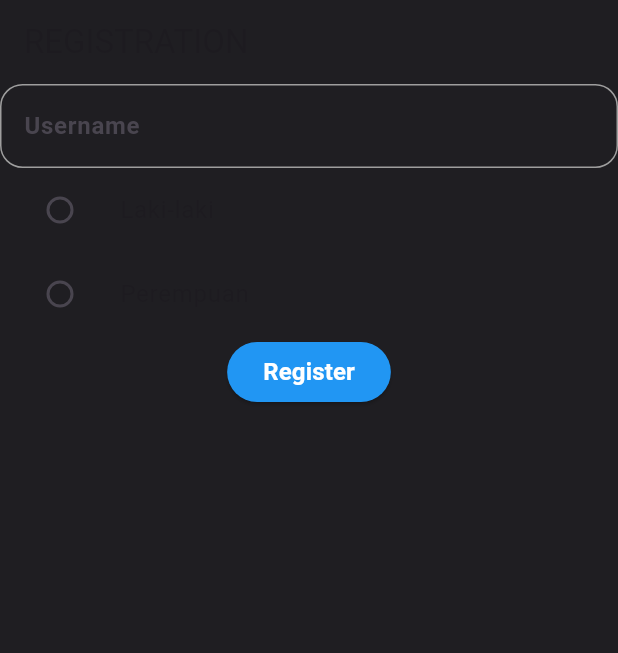
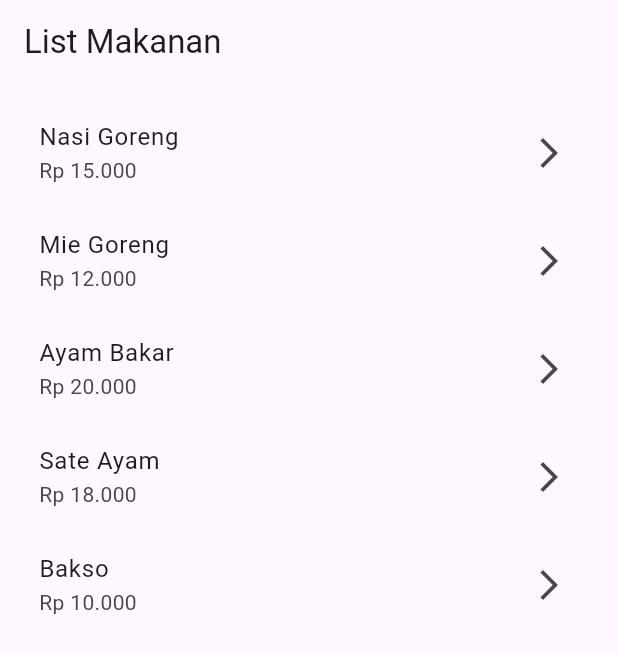
Before and after one commit to Bhumm579/TugasMobileDev_BhumiAqielMagrabhi, a Flutter app: the screen it shows after launch, on a phone screen of 412 x 824 dp. Shown: the top 653 px of the screen. Run offline on Flutter 3.47's test engine with Material 3 defaults, Android fonts, the phone set to English and light mode, and no system bars; our stand-ins replace flutter_svg, get.

Commit message:
ListView
adding listmakanan page and controller also model and detailmakanan page

```diff
--- /dev/null
+++ b/lib/controllers/listmakanan_controller.dart
@@ -0,0 +1,52 @@
+import '../models/makanan_model.dart';
+
+import 'package:get/get.dart';
+
+class ListMakananController extends GetxController {
+  List<MakananModel> listMakanan = [
+    MakananModel(
+      namaMakanan: 'Nasi Goreng',
+      hargaMakanan: 'Rp 15.000',
+      deskripsiMakanan: 'Nasi goreng dengan telur dan sayuran',
+      gambarMakanan: 'https://images.unsplash.com/photo-1603133872878-684f208fb84b?auto=format&fit=crop&w=1920&q=80',
+      reviewMakanan: 'Enak dan lezat, cocok untuk sarapan',
+      ratingMakanan: 4,
+    ),
+
+    MakananModel(
+      namaMakanan: 'Mie Goreng',
+      hargaMakanan: 'Rp 12.000',
+      deskripsiMakanan: 'Mie goreng dengan bumbu spesial',
+      gambarMakanan: 'https://images.unsplash.com/photo-1569718212165-3a8278d5f624?auto=format&fit=crop&w=1920&q=80',
+      reviewMakanan: 'Mie goreng ini pedas dan gurih',
+      ratingMakanan: 3,
+    ),
+
+    MakananModel(
+      namaMakanan: 'Ayam Bakar',
+      hargaMakanan: 'Rp 20.000',
+      deskripsiMakanan: 'Ayam bakar dengan saus lezat',
+      gambarMakanan: 'https://images.unsplash.com/photo-1532550907401-a500c9a57435?auto=format&fit=crop&w=1920&q=80',
+      reviewMakanan: 'Ayam bakarnya empuk dan juicy',
+      ratingMakanan: 4,
+    ),
+
+    MakananModel(
+      namaMakanan: 'Sate Ayam',
+      hargaMakanan: 'Rp 18.000',
+      deskripsiMakanan: 'Sate ayam dengan sambal pedas',
+      gambarMakanan: 'https://images.unsplash.com/photo-1529563021893-cc83c992d75d?auto=format&fit=crop&w=1920&q=80',
+      reviewMakanan: 'Sate ayamnya manis dan gurih',
+      ratingMakanan: 5,
+    ),
+
+    MakananModel(
+      namaMakanan: 'Bakso',
+      hargaMakanan: 'Rp 10.000',
+      deskripsiMakanan: 'Bakso daging sapi dengan kuah hangat',
+      gambarMakanan: 'https://images.unsplash.com/photo-1601050690597-df0568f70950?auto=format&fit=crop&w=1920&q=80',
+      reviewMakanan: 'Baksonya kenyal dan kuahnya gurih',
+      ratingMakanan: 4,
+    ),
+  ];
+}
--- a/lib/controllers/registration_controller.dart
+++ b/lib/controllers/registration_controller.dart
@@ -1,10 +1,7 @@
 import 'package:get/get.dart';
 import 'package:flutter/material.dart';
 
-enum Gender {
-  lakiLaki,
-  perempuan,
-}
+enum Gender { lakiLaki, perempuan }
 
 class RegistrationController extends GetxController {
   final selectedGender = ValueNotifier<Gender?>(null);
--- a/lib/main.dart
+++ b/lib/main.dart
@@ -1,13 +1,11 @@
 import 'package:flutter/material.dart';
 import 'package:flutter_app_01/routes.dart';
 import 'package:get/get.dart';
-
 
 // import 'package:flutter_app_01/login_clone.dart';
 // import 'package:flutter_app_01/pages/login_clone_page01.dart';
 // import 'package:flutter_app_01/kalkulator_page.dart';
 // import 'package:flutter_app_01/login_page.dart';
-
 
 void main() {
   runApp(const MyApp());
@@ -21,8 +19,8 @@ class MyApp extends StatelessWidget {
   Widget build(BuildContext context) {
     return GetMaterialApp(
       title: "My Learning App",
-      initialRoute: Routes.registration,
+      initialRoute: Routes.list_makanan,
       getPages: Routes.pages,
-      );
-    }
+    );
+  }
 }
--- /dev/null
+++ b/lib/models/makanan_model.dart
@@ -0,0 +1,18 @@
+class MakananModel {
+  String namaMakanan;
+  String hargaMakanan;
+  String deskripsiMakanan;
+  String gambarMakanan;
+  String reviewMakanan;
+  int ratingMakanan = 0;
+
+  //constructor so the variable just need to be assigned once when creating the object
+  MakananModel({
+    required this.namaMakanan,
+    required this.hargaMakanan,
+    required this.deskripsiMakanan,
+    required this.gambarMakanan,
+    required this.reviewMakanan,
+    required this.ratingMakanan,
+  });
+}
--- /dev/null
+++ b/lib/pages/listmakanan_page.dart
@@ -0,0 +1,35 @@
+import 'package:flutter/material.dart';
+import 'package:flutter_app_01/pages/detailmakanan_page.dart';
+import 'package:get/get.dart';
+import 'package:flutter_app_01/controllers/listmakanan_controller.dart';
+
+class ListMakananPage extends StatelessWidget {
+  ListMakananPage({super.key});
+  final controller = Get.put(ListMakananController());
+
+  @override
+  Widget build(BuildContext context) {
+    return Scaffold(
+      appBar: AppBar(title: const Text('List Makanan')),
+      body: Container(
+        margin: EdgeInsets.all(10),
+        child: ListView.builder(
+          itemCount: controller.listMakanan.length,
+          itemBuilder: (context, index) {
+            final makanan = controller.listMakanan[index];
+            return InkWell(
+              onTap: () {
+                Get.to(() => DetailMakananPage(makanan: makanan));
+              },
+              child: ListTile(
+                title: Text(makanan.namaMakanan),
+                subtitle: Text(makanan.hargaMakanan),
+                trailing: Icon(Icons.arrow_forward_ios),
+              ),
+            );
+          },
+        ),
+      ),
+    );
+  }
+}
--- a/lib/routes.dart
+++ b/lib/routes.dart
@@ -1,4 +1,6 @@
 import 'package:flutter_app_01/pages/confirm_registration_page.dart';
+import 'package:flutter_app_01/pages/detailmakanan_page.dart';
+import 'package:flutter_app_01/pages/listmakanan_page.dart';
 import 'package:flutter_app_01/pages/registration_page.dart';
 import 'package:get/get.dart';
 
@@ -7,10 +9,12 @@ class Routes {
 
   static const String registration = "/registration";
   static const String confirm_registration = "/confirm_registration";
+  static const String list_makanan = "/list_makanan";
 
   //this array will contain the list of pages
   static final pages = [
-    GetPage(name: registration, page: ()=> RegistrationPage()),
-    GetPage(name: confirm_registration, page: ()=> ConfirmRegistrationPage()),
+    GetPage(name: registration, page: () => RegistrationPage()),
+    GetPage(name: confirm_registration, page: () => ConfirmRegistrationPage()),
+    GetPage(name: list_makanan, page: () => ListMakananPage()),
   ];
 }
```
Also changed, not shown: lib/pages/detailmakanan_page.dart (added, +102 -0 lines).
